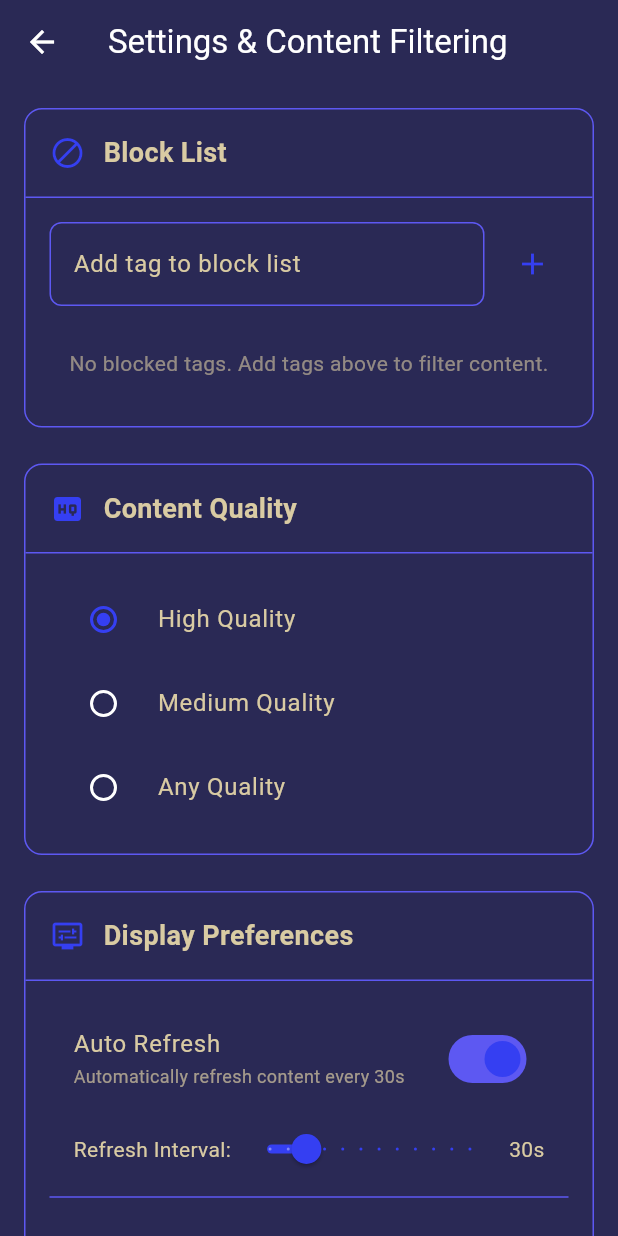
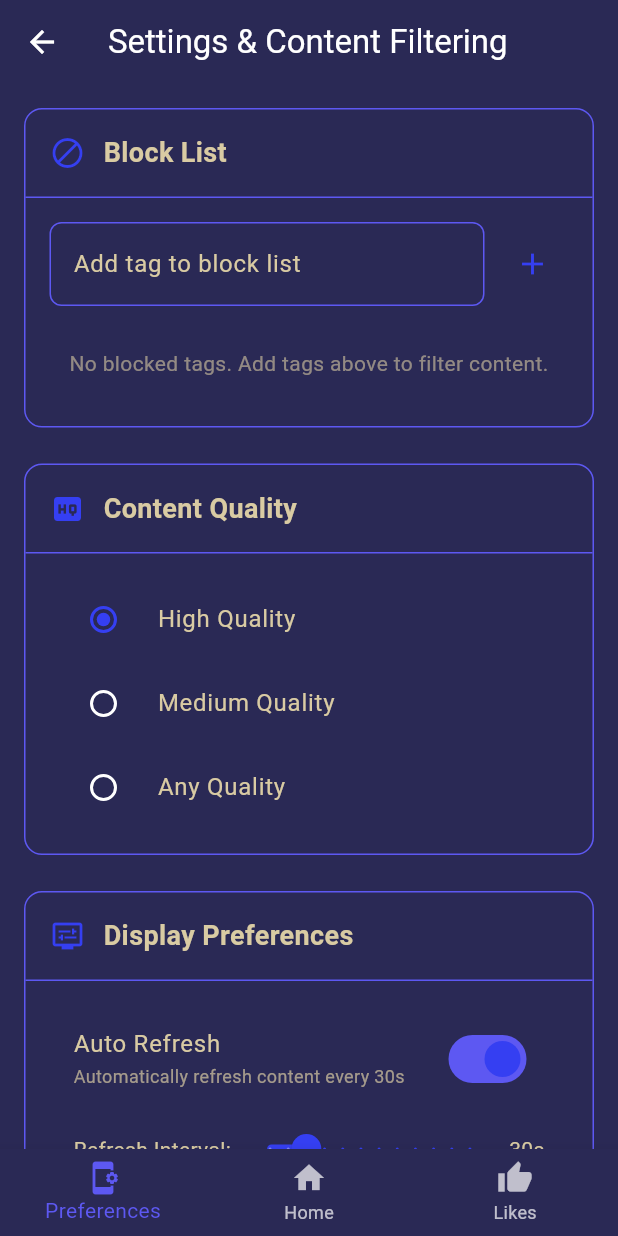
Before and after one commit to alhusseain/boorulite, a Flutter app: the ProfilePage screen opened directly, after a tap on "Auto Refresh", on a phone screen of 412 x 824 dp. Run offline on Flutter 3.47's test engine with Material 3 defaults, Android fonts, the light colour scheme and no system bars; our stand-ins replace shared_preferences; accounts and stored records are empty; network calls fail.

Commit message:
navigation on preferences

```diff
--- a/lib/pages/profile_page.dart
+++ b/lib/pages/profile_page.dart
@@ -1,3 +1,4 @@
+import 'package:boorulite/widgets/main_nav_bar.dart';
 import 'package:flutter/material.dart';
 import 'package:provider/provider.dart';
 import '../providers/block_list_provider.dart';
@@ -13,7 +14,9 @@ import '../utils/app_colors.dart';
 /// - Set content filtering options
 /// - Configure video playback settings
 class ProfilePage extends StatelessWidget {
-  const ProfilePage({super.key});
+  const ProfilePage({
+    super.key,
+    });
 
   @override
   Widget build(BuildContext context) {
@@ -28,6 +31,7 @@ class ProfilePage extends StatelessWidget {
         elevation: 0,
       ),
       body: const SettingsContent(),
+      bottomNavigationBar: MainNavBar(currIndex:0 ),
     );
   }
 }
--- a/lib/widgets/main_nav_bar.dart
+++ b/lib/widgets/main_nav_bar.dart
@@ -1,4 +1,5 @@
 import 'package:boorulite/main.dart';
+import 'package:boorulite/pages/profile_page.dart';
 import 'package:flutter/material.dart';
 
 class MainNavBar extends StatelessWidget {
@@ -18,7 +19,16 @@ class MainNavBar extends StatelessWidget {
         onTap: (i) {
           switch (i) {
             case 0:
-              break;
+               Navigator.push(
+                context,
+                PageRouteBuilder(
+                  pageBuilder: (context, animation, secondaryAnimation) =>
+                      ProfilePage(),
+                  transitionDuration: Duration.zero,
+                  reverseTransitionDuration: Duration.zero,
+                ),
+              );
+                break;
             case 1:
               Navigator.push(
                 context,
```
